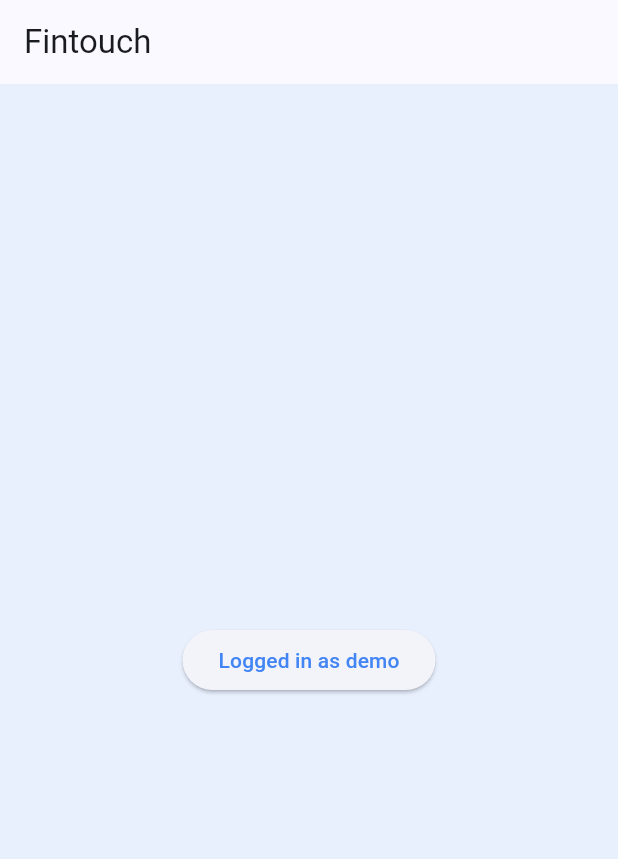
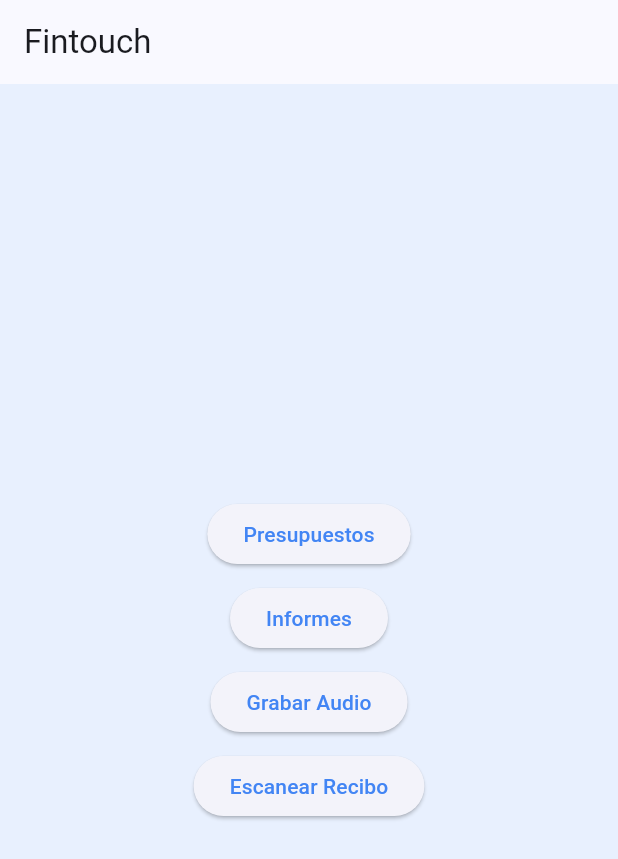
Before and after one commit to Lionel-Natalio-Diaz/app-fiananzas-react, a Flutter app: the screen it shows after launch, after a tap on "Login (mock)", on a phone screen of 412 x 824 dp. Shown: the top 859 px of the screen. Run offline on Flutter 3.47's test engine with Material 3 defaults, Android fonts, the phone set to English and light mode, and no system bars; our stand-ins replace firebase_auth, google_fonts, image_picker, speech_to_text; missing offline and left inert: google_mlkit_text_recognition; accounts and stored records are empty.

Commit message:
feat: add budgets and reports screens in flutter

```diff
--- a/fintouch_flutter/lib/main.dart
+++ b/fintouch_flutter/lib/main.dart
@@ -3,6 +3,10 @@ import 'package:provider/provider.dart';
 
 import 'providers/app_state.dart';
 import 'theme.dart';
+import 'pages/budgets_page.dart';
+import 'pages/reports_page.dart';
+import 'services/audio_service.dart';
+import 'services/ocr_service.dart';
 
 void main() {
   runApp(const FintouchApp());
@@ -30,17 +34,67 @@ class HomePage extends StatelessWidget {
   @override
   Widget build(BuildContext context) {
     final state = Provider.of<AppState>(context);
+    final audioService = AudioService();
+    final ocrService = OcrService();
+
+    if (state.userId.isEmpty) {
+      return Scaffold(
+        appBar: AppBar(title: const Text('Fintouch')),
+        backgroundColor: AppTheme.backgroundColor,
+        body: Center(
+          child: ElevatedButton(
+            onPressed: () => state.setUser('demo'),
+            child: const Text('Login (mock)'),
+          ),
+        ),
+      );
+    }
+
     return Scaffold(
       appBar: AppBar(title: const Text('Fintouch')),
       backgroundColor: AppTheme.backgroundColor,
       body: Center(
-        child: ElevatedButton(
-          onPressed: () => state.setUser('demo'),
-          child: Text(
-            state.userId.isEmpty
-                ? 'Login (mock)'
-                : 'Logged in as ${state.userId}',
-          ),
+        child: Column(
+          mainAxisSize: MainAxisSize.min,
+          children: [
+            ElevatedButton(
+              onPressed: () => Navigator.of(context).push(
+                MaterialPageRoute(builder: (_) => const BudgetsPage()),
+              ),
+              child: const Text('Presupuestos'),
+            ),
+            const SizedBox(height: 8),
+            ElevatedButton(
+              onPressed: () => Navigator.of(context).push(
+                MaterialPageRoute(builder: (_) => const ReportsPage()),
+              ),
+              child: const Text('Informes'),
+            ),
+            const SizedBox(height: 8),
+            ElevatedButton(
+              onPressed: () async {
+                final text = await audioService.recordAndTranscribe();
+                if (context.mounted) {
+                  ScaffoldMessenger.of(context).showSnackBar(
+                    SnackBar(content: Text(text ?? 'Sin texto')),
+                  );
+                }
+              },
+              child: const Text('Grabar Audio'),
+            ),
+            const SizedBox(height: 8),
+            ElevatedButton(
+              onPressed: () async {
+                final text = await ocrService.pickAndExtractText();
+                if (context.mounted) {
+                  ScaffoldMessenger.of(context).showSnackBar(
+                    SnackBar(content: Text(text ?? 'Sin texto')),
+                  );
+                }
+              },
+              child: const Text('Escanear Recibo'),
+            ),
+          ],
         ),
       ),
     );
--- /dev/null
+++ b/fintouch_flutter/lib/services/ocr_service.dart
@@ -0,0 +1,16 @@
+import 'package:image_picker/image_picker.dart';
+import 'package:google_mlkit_text_recognition/google_mlkit_text_recognition.dart';
+
+class OcrService {
+  final ImagePicker _picker = ImagePicker();
+  final TextRecognizer _recognizer = TextRecognizer();
+
+  Future<String?> pickAndExtractText() async {
+    final pickedFile = await _picker.pickImage(source: ImageSource.camera);
+    if (pickedFile == null) return null;
+
+    final inputImage = InputImage.fromFilePath(pickedFile.path);
+    final RecognizedText recognizedText = await _recognizer.processImage(inputImage);
+    return recognizedText.text;
+  }
+}
--- a/fintouch_flutter/pubspec.yaml
+++ b/fintouch_flutter/pubspec.yaml
@@ -12,6 +12,9 @@ dependencies:
   cloud_firestore: ^4.15.0
   provider: ^6.1.1
   google_fonts: ^6.2.1
+  speech_to_text: ^6.6.0
+  image_picker: ^1.0.4
+  google_mlkit_text_recognition: ^0.11.0
 
 dev_dependencies:
   flutter_test:
```
Also changed, not shown: fintouch_flutter/lib/pages/budgets_page.dart (added, +17 -0 lines), fintouch_flutter/lib/pages/reports_page.dart (added, +17 -0 lines), fintouch_flutter/lib/services/audio_service.dart (added, +22 -0 lines).
